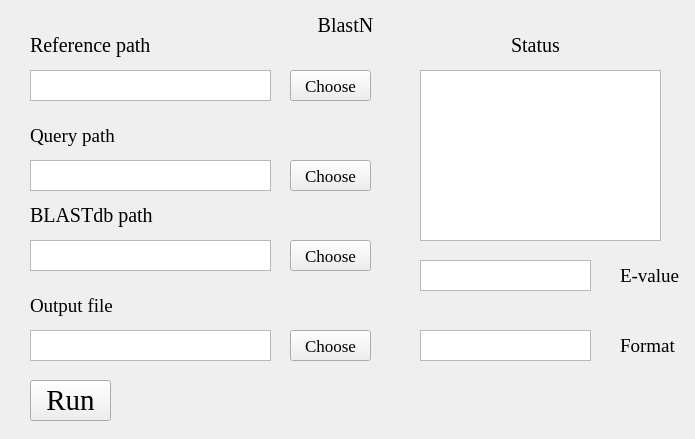
Old version of the form BlastN.ui in the repository hzaurzli/MicroWorldOmics.
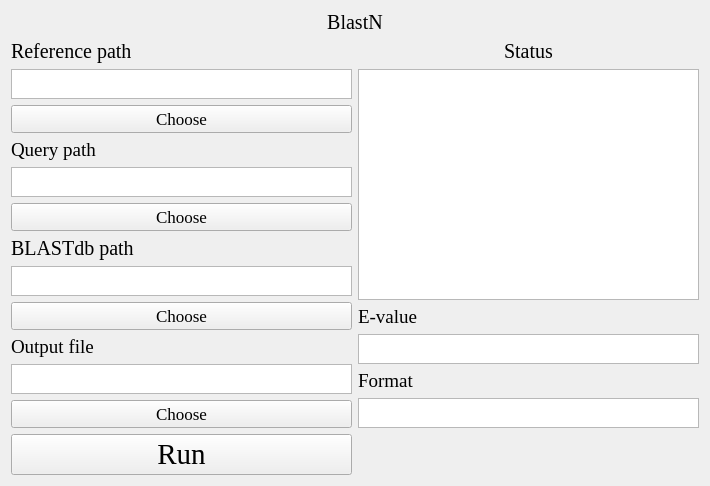
New version of the form. Icons and pictures are not drawn.

```diff
--- a/BlastN.ui
+++ b/BlastN.ui
@@ -6,8 +6,8 @@
    <rect>
     <x>0</x>
     <y>0</y>
-    <width>695</width>
-    <height>439</height>
+    <width>710</width>
+    <height>479</height>
    </rect>
   </property>
   <property name="windowTitle">
@@ -16,120 +16,11 @@
   <property name="styleSheet">
    <string notr="true">background-image: url(D:/Documents/Desktop/bb.png)</string>
   </property>
-  <widget class="QLabel" name="label">
-   <property name="geometry">
-    <rect>
-     <x>280</x>
-     <y>10</y>
-     <width>131</width>
-     <height>31</height>
-    </rect>
-   </property>
-   <property name="font">
-    <font>
-     <family>Times New Roman</family>
-     <pointsize>15</pointsize>
-    </font>
-   </property>
-   <property name="text">
-    <string>BlastN</string>
-   </property>
-   <property name="alignment">
-    <set>Qt::AlignCenter</set>
-   </property>
-  </widget>
-  <widget class="QLabel" name="label_2">
-   <property name="geometry">
-    <rect>
-     <x>30</x>
-     <y>30</y>
-     <width>161</width>
-     <height>31</height>
-    </rect>
-   </property>
-   <property name="font">
-    <font>
-     <family>Times New Roman</family>
-     <pointsize>15</pointsize>
-    </font>
-   </property>
-   <property name="text">
-    <string>Reference path</string>
-   </property>
-   <property name="alignment">
-    <set>Qt::AlignLeading|Qt::AlignLeft|Qt::AlignVCenter</set>
-   </property>
-  </widget>
-  <widget class="QTextBrowser" name="textBrowser">
-   <property name="geometry">
-    <rect>
-     <x>420</x>
-     <y>70</y>
-     <width>241</width>
-     <height>171</height>
-    </rect>
-   </property>
-   <property name="styleSheet">
-    <string notr="true">background-image: url(D:/Documents/Desktop/white.png)</string>
-   </property>
-  </widget>
-  <widget class="QLabel" name="label_4">
-   <property name="geometry">
-    <rect>
-     <x>480</x>
-     <y>30</y>
-     <width>111</width>
-     <height>31</height>
-    </rect>
-   </property>
-   <property name="font">
-    <font>
-     <family>Times New Roman</family>
-     <pointsize>15</pointsize>
-    </font>
-   </property>
-   <property name="text">
-    <string>Status</string>
-   </property>
-   <property name="alignment">
-    <set>Qt::AlignCenter</set>
-   </property>
-  </widget>
-  <widget class="QTextBrowser" name="textBrowser_2">
-   <property name="geometry">
-    <rect>
-     <x>30</x>
-     <y>70</y>
-     <width>241</width>
-     <height>31</height>
-    </rect>
-   </property>
-   <property name="styleSheet">
-    <string notr="true">background-image: url(D:/Documents/Desktop/white.png)</string>
-   </property>
-  </widget>
-  <widget class="QTextBrowser" name="textBrowser_3">
-   <property name="geometry">
-    <rect>
-     <x>30</x>
-     <y>160</y>
-     <width>241</width>
-     <height>31</height>
-    </rect>
-   </property>
-   <property name="styleSheet">
-    <string notr="true">background-image: url(D:/Documents/Desktop/white.png)</string>
-   </property>
-  </widget>
+  <layout class="QGridLayout" name="gridLayout_6">
+   <item row="2" column="0">
+    <layout class="QGridLayout" name="gridLayout_5">
+     <item row="0" column="0">
   <widget class="QPushButton" name="pushButton">
-   <property name="geometry">
-    <rect>
-     <x>30</x>
-     <y>380</y>
-     <width>81</width>
-     <height>41</height>
-    </rect>
-   </property>
    <property name="font">
     <font>
      <family>Times New Roman</family>
@@ -143,15 +34,13 @@
     <string>Run</string>
    </property>
   </widget>
-  <widget class="QLabel" name="label_5">
-   <property name="geometry">
-    <rect>
-     <x>30</x>
-     <y>290</y>
-     <width>161</width>
-     <height>31</height>
-    </rect>
-   </property>
+     </item>
+    </layout>
+   </item>
+   <item row="1" column="0">
+    <layout class="QGridLayout" name="gridLayout">
+     <item row="3" column="0">
+      <widget class="QLabel" name="label_7">
    <property name="font">
     <font>
      <family>Times New Roman</family>
@@ -159,21 +48,31 @@
     </font>
    </property>
    <property name="text">
-    <string>Output file</string>
+        <string>Query path</string>
    </property>
    <property name="alignment">
     <set>Qt::AlignLeading|Qt::AlignLeft|Qt::AlignVCenter</set>
    </property>
   </widget>
+     </item>
+     <item row="0" column="0">
+      <widget class="QLabel" name="label_2">
+       <property name="font">
+        <font>
+         <family>Times New Roman</family>
+         <pointsize>15</pointsize>
+        </font>
+       </property>
+       <property name="text">
+        <string>Reference path</string>
+       </property>
+       <property name="alignment">
+        <set>Qt::AlignLeading|Qt::AlignLeft|Qt::AlignVCenter</set>
+       </property>
+      </widget>
+     </item>
+     <item row="6" column="0">
   <widget class="QLabel" name="label_6">
-   <property name="geometry">
-    <rect>
-     <x>30</x>
-     <y>200</y>
-     <width>161</width>
-     <height>31</height>
-    </rect>
-   </property>
    <property name="font">
     <font>
      <family>Times New Roman</family>
@@ -187,101 +86,95 @@
     <set>Qt::AlignLeading|Qt::AlignLeft|Qt::AlignVCenter</set>
    </property>
   </widget>
-  <widget class="QTextBrowser" name="textBrowser_4">
-   <property name="geometry">
-    <rect>
-     <x>30</x>
-     <y>240</y>
-     <width>241</width>
-     <height>31</height>
-    </rect>
+     </item>
+     <item row="1" column="0">
+      <widget class="QTextBrowser" name="textBrowser_2">
+       <property name="sizePolicy">
+        <sizepolicy hsizetype="Expanding" vsizetype="Maximum">
+         <horstretch>0</horstretch>
+         <verstretch>0</verstretch>
+        </sizepolicy>
+       </property>
+       <property name="maximumSize">
+        <size>
+         <width>16777215</width>
+         <height>30</height>
+        </size>
    </property>
    <property name="styleSheet">
     <string notr="true">background-image: url(D:/Documents/Desktop/white.png)</string>
    </property>
   </widget>
+     </item>
+     <item row="9" column="0">
+      <widget class="QLabel" name="label_5">
+       <property name="font">
+        <font>
+         <family>Times New Roman</family>
+         <pointsize>14</pointsize>
+        </font>
+       </property>
+       <property name="text">
+        <string>Output file</string>
+       </property>
+       <property name="alignment">
+        <set>Qt::AlignLeading|Qt::AlignLeft|Qt::AlignVCenter</set>
+       </property>
+      </widget>
+     </item>
+     <item row="10" column="0">
   <widget class="QTextBrowser" name="textBrowser_5">
-   <property name="geometry">
-    <rect>
-     <x>30</x>
-     <y>330</y>
-     <width>241</width>
-     <height>31</height>
-    </rect>
-   </property>
+       <property name="sizePolicy">
+        <sizepolicy hsizetype="Expanding" vsizetype="Maximum">
+         <horstretch>0</horstretch>
+         <verstretch>0</verstretch>
+        </sizepolicy>
+       </property>
+       <property name="maximumSize">
+        <size>
+         <width>16777215</width>
+         <height>30</height>
+        </size>
+       </property>
    <property name="styleSheet">
     <string notr="true">background-image: url(D:/Documents/Desktop/white.png)</string>
    </property>
   </widget>
-  <widget class="QLabel" name="label_7">
-   <property name="geometry">
-    <rect>
-     <x>30</x>
-     <y>120</y>
-     <width>161</width>
-     <height>31</height>
-    </rect>
-   </property>
-   <property name="font">
-    <font>
-     <family>Times New Roman</family>
-     <pointsize>14</pointsize>
-    </font>
-   </property>
-   <property name="text">
-    <string>Query path</string>
-   </property>
-   <property name="alignment">
-    <set>Qt::AlignLeading|Qt::AlignLeft|Qt::AlignVCenter</set>
-   </property>
-  </widget>
-  <widget class="QPushButton" name="pushButton_2">
-   <property name="geometry">
-    <rect>
-     <x>290</x>
-     <y>70</y>
-     <width>81</width>
-     <height>31</height>
-    </rect>
-   </property>
-   <property name="font">
-    <font>
-     <family>Times New Roman</family>
-     <pointsize>13</pointsize>
-    </font>
-   </property>
-   <property name="text">
-    <string>Choose</string>
-   </property>
-  </widget>
-  <widget class="QPushButton" name="pushButton_3">
-   <property name="geometry">
-    <rect>
-     <x>290</x>
-     <y>160</y>
-     <width>81</width>
-     <height>31</height>
-    </rect>
-   </property>
-   <property name="font">
-    <font>
-     <family>Times New Roman</family>
-     <pointsize>13</pointsize>
-    </font>
-   </property>
-   <property name="text">
-    <string>Choose</string>
-   </property>
-  </widget>
+     </item>
+     <item row="4" column="0">
+      <widget class="QTextBrowser" name="textBrowser_3">
+       <property name="sizePolicy">
+        <sizepolicy hsizetype="Expanding" vsizetype="Maximum">
+         <horstretch>0</horstretch>
+         <verstretch>0</verstretch>
+        </sizepolicy>
+       </property>
+       <property name="maximumSize">
+        <size>
+         <width>16777215</width>
+         <height>30</height>
+        </size>
+       </property>
+       <property name="styleSheet">
+        <string notr="true">background-image: url(D:/Documents/Desktop/white.png)</string>
+       </property>
+      </widget>
+     </item>
+     <item row="8" column="0">
   <widget class="QPushButton" name="pushButton_4">
-   <property name="geometry">
-    <rect>
-     <x>290</x>
-     <y>240</y>
-     <width>81</width>
-     <height>31</height>
-    </rect>
-   </property>
+       <property name="font">
+        <font>
+         <family>Times New Roman</family>
+         <pointsize>13</pointsize>
+        </font>
+       </property>
+       <property name="text">
+        <string>Choose</string>
+       </property>
+      </widget>
+     </item>
+     <item row="5" column="0">
+      <widget class="QPushButton" name="pushButton_3">
    <property name="font">
     <font>
      <family>Times New Roman</family>
@@ -292,15 +185,41 @@
     <string>Choose</string>
    </property>
   </widget>
+     </item>
+     <item row="2" column="0">
+      <widget class="QPushButton" name="pushButton_2">
+       <property name="font">
+        <font>
+         <family>Times New Roman</family>
+         <pointsize>13</pointsize>
+        </font>
+       </property>
+       <property name="text">
+        <string>Choose</string>
+       </property>
+      </widget>
+     </item>
+     <item row="7" column="0">
+      <widget class="QTextBrowser" name="textBrowser_4">
+       <property name="sizePolicy">
+        <sizepolicy hsizetype="Expanding" vsizetype="Maximum">
+         <horstretch>0</horstretch>
+         <verstretch>0</verstretch>
+        </sizepolicy>
+       </property>
+       <property name="maximumSize">
+        <size>
+         <width>16777215</width>
+         <height>30</height>
+        </size>
+       </property>
+       <property name="styleSheet">
+        <string notr="true">background-image: url(D:/Documents/Desktop/white.png)</string>
+       </property>
+      </widget>
+     </item>
+     <item row="11" column="0">
   <widget class="QPushButton" name="pushButton_5">
-   <property name="geometry">
-    <rect>
-     <x>290</x>
-     <y>330</y>
-     <width>81</width>
-     <height>31</height>
-    </rect>
-   </property>
    <property name="font">
     <font>
      <family>Times New Roman</family>
@@ -311,28 +230,32 @@
     <string>Choose</string>
    </property>
   </widget>
+     </item>
+    </layout>
+   </item>
+   <item row="1" column="1">
+    <layout class="QGridLayout" name="gridLayout_3">
+     <item row="3" column="0">
   <widget class="QTextEdit" name="textEdit">
-   <property name="geometry">
-    <rect>
-     <x>420</x>
-     <y>260</y>
-     <width>171</width>
-     <height>31</height>
-    </rect>
+       <property name="sizePolicy">
+        <sizepolicy hsizetype="Expanding" vsizetype="Maximum">
+         <horstretch>0</horstretch>
+         <verstretch>0</verstretch>
+        </sizepolicy>
+       </property>
+       <property name="maximumSize">
+        <size>
+         <width>16777215</width>
+         <height>30</height>
+        </size>
    </property>
    <property name="styleSheet">
     <string notr="true">background-image: url(D:/Documents/Desktop/white.png)</string>
    </property>
   </widget>
+     </item>
+     <item row="2" column="0">
   <widget class="QLabel" name="label_8">
-   <property name="geometry">
-    <rect>
-     <x>620</x>
-     <y>260</y>
-     <width>61</width>
-     <height>31</height>
-    </rect>
-   </property>
    <property name="font">
     <font>
      <family>Times New Roman</family>
@@ -346,15 +269,50 @@
     <set>Qt::AlignLeading|Qt::AlignLeft|Qt::AlignVCenter</set>
    </property>
   </widget>
+     </item>
+     <item row="1" column="0">
+      <widget class="QTextBrowser" name="textBrowser">
+       <property name="sizePolicy">
+        <sizepolicy hsizetype="Expanding" vsizetype="Expanding">
+         <horstretch>0</horstretch>
+         <verstretch>0</verstretch>
+        </sizepolicy>
+       </property>
+       <property name="maximumSize">
+        <size>
+         <width>16777215</width>
+         <height>16777215</height>
+        </size>
+       </property>
+       <property name="styleSheet">
+        <string notr="true">background-image: url(D:/Documents/Desktop/white.png)</string>
+       </property>
+      </widget>
+     </item>
+     <item row="0" column="0">
+      <widget class="QLabel" name="label_4">
+       <property name="sizePolicy">
+        <sizepolicy hsizetype="Expanding" vsizetype="Maximum">
+         <horstretch>0</horstretch>
+         <verstretch>0</verstretch>
+        </sizepolicy>
+       </property>
+       <property name="font">
+        <font>
+         <family>Times New Roman</family>
+         <pointsize>15</pointsize>
+        </font>
+       </property>
+       <property name="text">
+        <string>Status</string>
+       </property>
+       <property name="alignment">
+        <set>Qt::AlignCenter</set>
+       </property>
+      </widget>
+     </item>
+     <item row="4" column="0">
   <widget class="QLabel" name="label_9">
-   <property name="geometry">
-    <rect>
-     <x>620</x>
-     <y>330</y>
-     <width>61</width>
-     <height>31</height>
-    </rect>
-   </property>
    <property name="font">
     <font>
      <family>Times New Roman</family>
@@ -368,19 +326,49 @@
     <set>Qt::AlignLeading|Qt::AlignLeft|Qt::AlignVCenter</set>
    </property>
   </widget>
+     </item>
+     <item row="5" column="0">
   <widget class="QTextEdit" name="textEdit_2">
-   <property name="geometry">
-    <rect>
-     <x>420</x>
-     <y>330</y>
-     <width>171</width>
-     <height>31</height>
-    </rect>
+       <property name="sizePolicy">
+        <sizepolicy hsizetype="Expanding" vsizetype="Maximum">
+         <horstretch>0</horstretch>
+         <verstretch>0</verstretch>
+        </sizepolicy>
+       </property>
+       <property name="maximumSize">
+        <size>
+         <width>16777215</width>
+         <height>30</height>
+        </size>
    </property>
    <property name="styleSheet">
     <string notr="true">background-image: url(D:/Documents/Desktop/white.png)</string>
    </property>
   </widget>
+     </item>
+    </layout>
+   </item>
+   <item row="0" column="0" colspan="2">
+    <layout class="QGridLayout" name="gridLayout_8">
+     <item row="0" column="0">
+      <widget class="QLabel" name="label">
+       <property name="font">
+        <font>
+         <family>Times New Roman</family>
+         <pointsize>15</pointsize>
+        </font>
+       </property>
+       <property name="text">
+        <string>BlastN</string>
+       </property>
+       <property name="alignment">
+        <set>Qt::AlignCenter</set>
+       </property>
+      </widget>
+     </item>
+    </layout>
+   </item>
+  </layout>
  </widget>
  <resources/>
  <connections/>
```
Left out of the diff: 2 changed lines with no effect on the pictures. Lines whose indentation alone changed are shown as unchanged.
